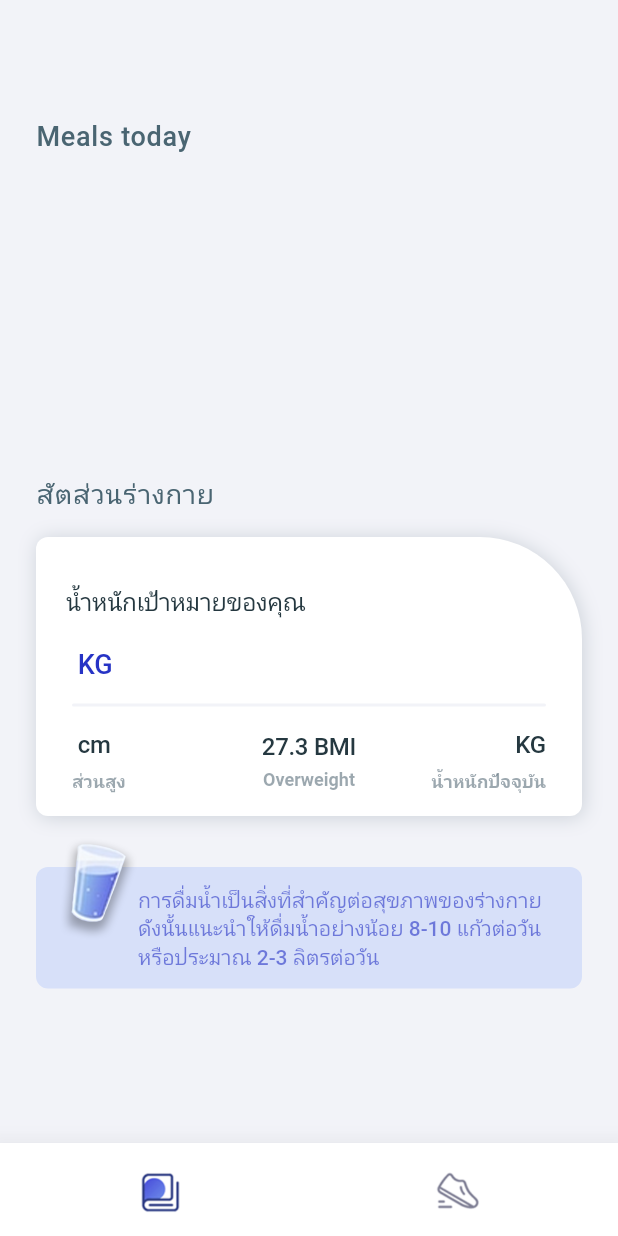
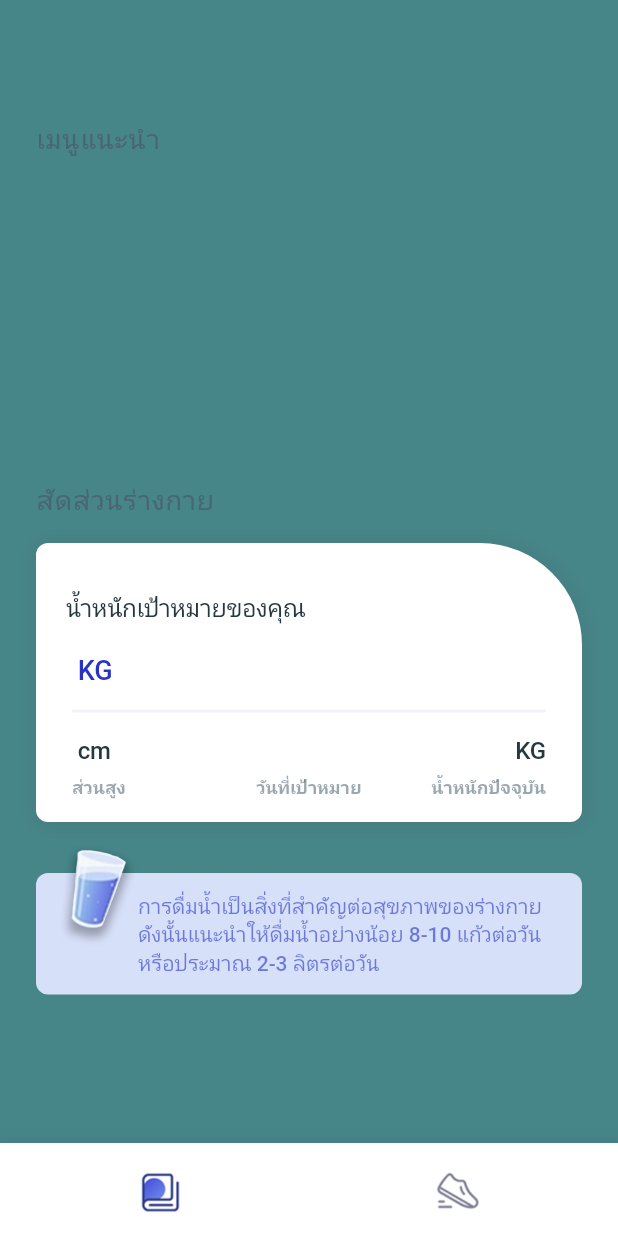
Before and after one commit to Teddymalaju123/healthmeflutter, a Flutter app: the FitnessAppHomeScreen screen opened directly, on a phone screen of 412 x 824 dp. Run offline on Flutter 3.47's test engine with Material 2 defaults, Android fonts, the phone set to English and light mode, and no system bars; our stand-ins replace babstrap_settings_screen, dio, flutter_secure_storage, persistent_bottom_nav_bar; accounts and stored records are empty; network calls fail.

Commit message:
add color

```diff
--- a/lib/src/features/health_app/fitness_app_theme.dart
+++ b/lib/src/features/health_app/fitness_app_theme.dart
@@ -11,6 +11,7 @@ class FitnessAppTheme {
   static const Color nearlyBlack = Color(0xFF213333);
   static const Color grey = Color(0xFF3A5160);
   static const Color dark_grey = Color(0xFF313A44);
+  static const Color screendiary = Color.fromRGBO(70,133,136,100);
 
   static const Color darkText = Color(0xFF253840);
   static const Color darkerText = Color(0xFF17262A);
@@ -18,6 +19,7 @@ class FitnessAppTheme {
   static const Color deactivatedText = Color(0xFF767676);
   static const Color dismissibleBackground = Color(0xFF364A54);
   static const Color spacer = Color(0xFFF2F2F2);
+
   static const String fontName = 'Roboto';
 
   static const TextTheme textTheme = TextTheme(
--- a/lib/src/features/health_app/my_diary/meals_list_view.dart
+++ b/lib/src/features/health_app/my_diary/meals_list_view.dart
@@ -93,7 +93,7 @@ class _MealsListViewState extends State<MealsListView>
             titleTxt: "อาหารแนะนำ",
             kacl: int.parse(element.calories!),
             meals: [element.food!],
-            startColor: '#738AE6',
+            startColor: '#28DCD1',
             endColor: '#5C5EDD',
           ),
         );
--- a/lib/src/features/health_app/my_diary/my_diary_screen.dart
+++ b/lib/src/features/health_app/my_diary/my_diary_screen.dart
@@ -61,8 +61,8 @@ class _MyDiaryScreenState extends State<MyDiaryScreen>
 
     listViews.add(
       TitleView(
-        titleTxt: 'Meals today',
-        subTxt: 'Customize',
+        titleTxt: 'เมนูแนะนำ',
+        subTxt: '',
         animation: Tween<double>(begin: 0.0, end: 1.0).animate(CurvedAnimation(
             parent: widget.animationController!,
             curve:
@@ -84,7 +84,7 @@ class _MyDiaryScreenState extends State<MyDiaryScreen>
 
     listViews.add(
       TitleView(
-        titleTxt: 'สัตส่วนร่างกาย',
+        titleTxt: 'สัดส่วนร่างกาย',
         subTxt: '',
         animation: Tween<double>(begin: 0.0, end: 1.0).animate(CurvedAnimation(
             parent: widget.animationController!,
@@ -123,7 +123,7 @@ class _MyDiaryScreenState extends State<MyDiaryScreen>
   @override
   Widget build(BuildContext context) {
     return Container(
-      color: FitnessAppTheme.background,
+      color: FitnessAppTheme.screendiary,
       child: Scaffold(
         backgroundColor: Colors.transparent,
         body: Stack(
--- a/lib/src/features/health_app/training/training_screen.dart
+++ b/lib/src/features/health_app/training/training_screen.dart
@@ -90,7 +90,7 @@ class _TrainingScreenState extends State<TrainingScreen>
   @override
   Widget build(BuildContext context) {
     return Container(
-      color: FitnessAppTheme.background,
+      color: FitnessAppTheme.screendiary,
       child: Scaffold(
         backgroundColor: Colors.transparent,
         body: Stack(
--- a/lib/src/features/health_app/ui_view/body_measurement.dart
+++ b/lib/src/features/health_app/ui_view/body_measurement.dart
@@ -196,12 +196,13 @@ class _BodyMeasurementViewState extends State<BodyMeasurementView> {
                               mainAxisAlignment: MainAxisAlignment.center,
                               crossAxisAlignment: CrossAxisAlignment.center,
                               children: <Widget>[
+                                if (userData != null)
                                 Column(
                                   mainAxisAlignment: MainAxisAlignment.center,
                                   crossAxisAlignment: CrossAxisAlignment.center,
                                   children: <Widget>[
                                     Text(
-                                      '27.3 BMI',
+                                      '${userData!.dateoftarget}',
                                       textAlign: TextAlign.center,
                                       style: TextStyle(
                                         fontFamily: FitnessAppTheme.fontName,
@@ -214,7 +215,7 @@ class _BodyMeasurementViewState extends State<BodyMeasurementView> {
                                     Padding(
                                       padding: const EdgeInsets.only(top: 6),
                                       child: Text(
-                                        'Overweight',
+                                        'วันที่เป้าหมาย',
                                         textAlign: TextAlign.center,
                                         style: TextStyle(
                                           fontFamily: FitnessAppTheme.fontName,
```
